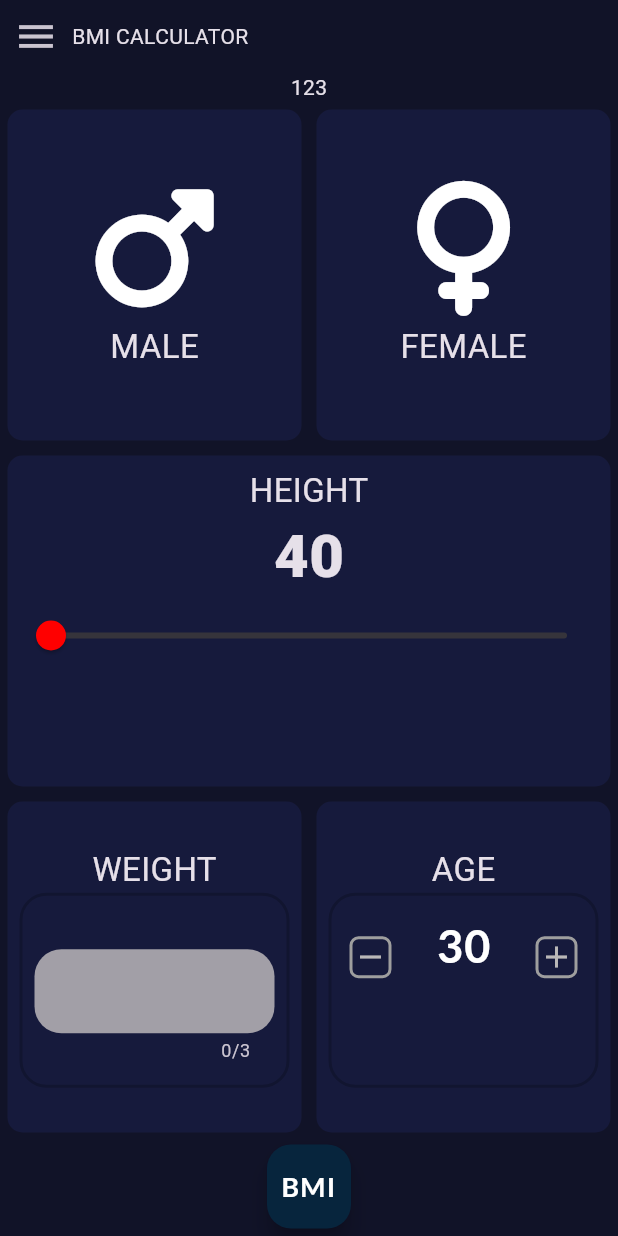
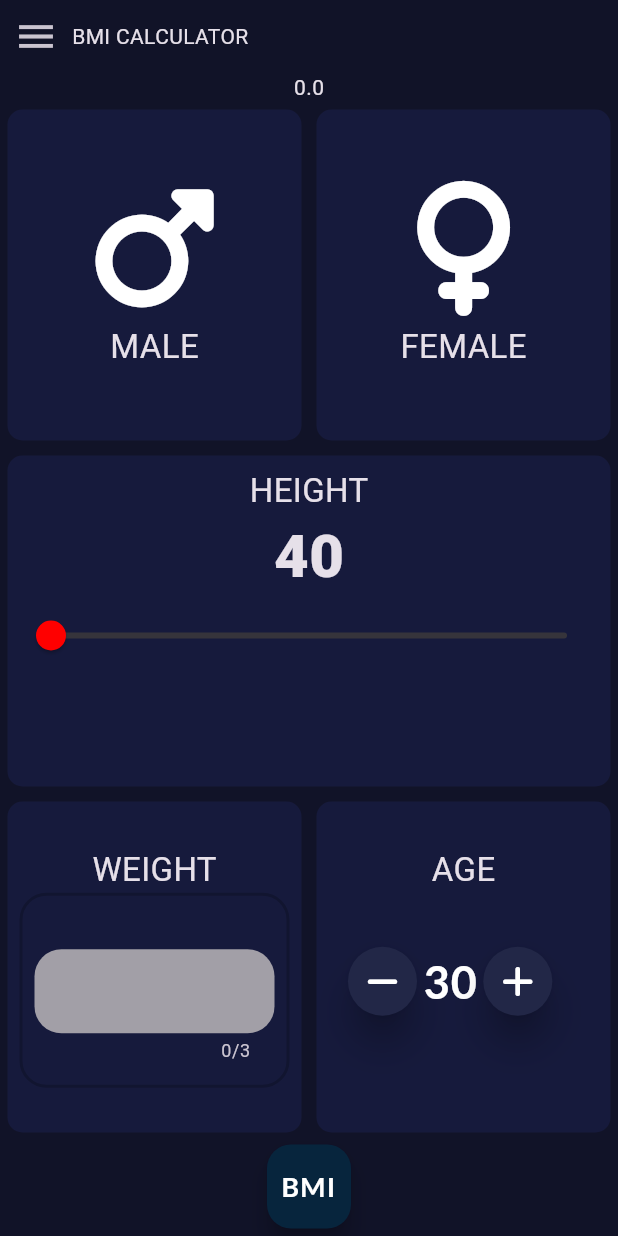
Before and after one commit to DevillClean/bmi_bloc_calculator_main, a Flutter app: the screen it shows after launch, on a phone screen of 412 x 824 dp. Run offline on Flutter 3.47's test engine with Material 3 defaults, Android fonts, the phone set to English and light mode, and no system bars; our stand-ins replace bloc, flutter_bloc, font_awesome_flutter, go_router, google_fonts.

Commit message:
first commit

```diff
--- a/lib/blocs/agecubit/age_cubit.dart
+++ b/lib/blocs/agecubit/age_cubit.dart
@@ -16,4 +16,6 @@ class AgeCubit extends Cubit<AgeState> {
       emit(AgeChangedState(age: (state.age - 1)));
     }
   }
+
+  void add(ageIncrement) {}
 }
--- a/lib/router/go_router.dart
+++ b/lib/router/go_router.dart
@@ -4,7 +4,6 @@ import 'package:go_router/go_router.dart';
 
 class AppRouter {
   static final AppRouter _instance = AppRouter._privateConstructor();
-
   static late GoRouter router;
 
   AppRouter._privateConstructor() {
--- a/lib/views/bmi_calculator_app.dart
+++ b/lib/views/bmi_calculator_app.dart
@@ -30,7 +30,7 @@ class BmiCalculatorAppState extends State<BmiCalculatorApp> {
   @override
   Widget build(BuildContext context) {
     return MultiBlocProvider(
-      providers:[
+      providers: [
         BlocProvider(create: (BuildContext context) => HeightCubit()),
         BlocProvider(create: (BuildContext context) => AgeCubit()),
         BlocProvider(create: (BuildContext context) => CalculateBmiCubit()),
@@ -44,16 +44,23 @@ class BmiCalculatorAppState extends State<BmiCalculatorApp> {
             ScaffoldMessenger.of(context).showSnackBar(errorSnackBar(context));
           }
         },
-        child: Scaffold(
+        child: BlocBuilder<AgeCubit, AgeState>(
+          builder: (context, state) {
+            return Scaffold(
               backgroundColor: bgk,
               body: SafeArea(
                 child: Column(
                   children: [
                     const Header(),
-                const Text('123'),
+                    BlocBuilder<CalculateBmiCubit, CalculateBmiState>(
+                      builder: (context, state) {
+                        final bmi = state.bmi;
+                        return Text('$bmi');
+                      },
+                    ),
                     Expanded(
                       child: Row(
-                    children:[
+                        children: [
                           Expanded(
                             child: Cards(
                               color: gender == Gender.male
@@ -118,7 +125,8 @@ class BmiCalculatorAppState extends State<BmiCalculatorApp> {
                                     return Column(
                                       children: [
                                         const SizedBox(height: 3),
-                                 const Text('HEIGHT', style: bodyTextStyle),
+                                        const Text('HEIGHT',
+                                            style: bodyTextStyle),
                                         Text(state.height.toString(),
                                             style: numberTextStyle),
                                         Slider(
@@ -130,7 +138,8 @@ class BmiCalculatorAppState extends State<BmiCalculatorApp> {
                                             height = value;
                                             context
                                                 .read<HeightCubit>()
-                                         .onHeightChanged(height.toInt());
+                                                .onHeightChanged(
+                                                    height.toInt());
                                             heigh = height.toInt();
                                           },
                                         ),
@@ -163,10 +172,13 @@ class BmiCalculatorAppState extends State<BmiCalculatorApp> {
                                     height: 130,
                                     decoration: decorationBox(context),
                                     child: Column(
-                                mainAxisAlignment: MainAxisAlignment.center,
+                                      mainAxisAlignment:
+                                          MainAxisAlignment.center,
                                       children: [
                                         SizedBox(
-                                    height: MediaQuery.of(context).size.height *
+                                          height: MediaQuery.of(context)
+                                                  .size
+                                                  .height *
                                               0.026,
                                         ),
                                         TextFormField(
@@ -175,8 +187,8 @@ class BmiCalculatorAppState extends State<BmiCalculatorApp> {
                                           onChanged: (value) {
                                             if (value.isEmpty) {
                                             } else {
-                                        int value =
-                                            int.parse(weightController.text);
+                                              int value = int.parse(
+                                                  weightController.text);
                                               weight = value;
                                             }
                                           },
@@ -216,25 +228,33 @@ class BmiCalculatorAppState extends State<BmiCalculatorApp> {
                                     padding: const EdgeInsets.all(12),
                                     width: 180,
                                     height: 130,
-                              decoration: decorationBox(context),
                                     child: Column(
                                       mainAxisAlignment:
-                                    MainAxisAlignment.spaceBetween,
+                                          MainAxisAlignment.center,
                                       children: [
                                         Row(
                                           mainAxisAlignment:
                                               MainAxisAlignment.spaceBetween,
-                                    crossAxisAlignment: CrossAxisAlignment.end,
+                                          crossAxisAlignment:
+                                              CrossAxisAlignment.center,
                                           children: [
-                                      InkWell(
-                                        splashColor: Colors.grey,
-                                        child:
-                                            ageContainer(context, Icons.remove),
-                                        onTap: () {
-                                          context
-                                              .read<AgeCubit>()
+                                            RawMaterialButton(
+                                              onPressed: () {
+                                                BlocProvider.of<AgeCubit>(
+                                                        context)
                                                     .ageDecrement();
                                               },
+                                              shape: const CircleBorder(),
+                                              constraints:
+                                                  const BoxConstraints.tightFor(
+                                                      width: 46.0,
+                                                      height: 46.0),
+                                              elevation: 10,
+                                              fillColor:
+                                                  const Color(0xFF222747),
+                                              padding: const EdgeInsets.all(5),
+                                              child: const Icon(
+                                                  FontAwesomeIcons.minus),
                                             ),
                                             BlocBuilder<AgeCubit, AgeState>(
                                               builder: (context, state) {
@@ -246,15 +266,25 @@ class BmiCalculatorAppState extends State<BmiCalculatorApp> {
                                                     Colors.white);
                                               },
                                             ),
-                                      InkWell(
-                                        splashColor: Colors.grey,
-                                        child: ageContainer(context, Icons.add),
-                                        onTap: () {
-                                          context
-                                            .read<AgeCubit>()
+                                            RawMaterialButton(
+                                              onPressed: () {
+                                                BlocProvider.of<AgeCubit>(
+                                                        context)
                                                     .ageIncrement();
                                               },
+                                              shape: const CircleBorder(),
+                                              constraints:
+                                                  const BoxConstraints.tightFor(
+                                                      width: 46.0,
+                                                      height: 46.0),
+                                              elevation: 10,
+                                              fillColor:
+                                                  const Color(0xFF222747),
+                                              padding: const EdgeInsets.all(5),
+                                              child: const Icon(
+                                                  FontAwesomeIcons.plus),
                                             ),
+                                            const SizedBox(width: 15),
                                           ],
                                         ),
                                         const SizedBox(
@@ -276,6 +306,8 @@ class BmiCalculatorAppState extends State<BmiCalculatorApp> {
                   ],
                 ),
               ),
+            );
+          },
         ),
       ),
     );
```
Lines whose indentation alone changed are shown as unchanged.
